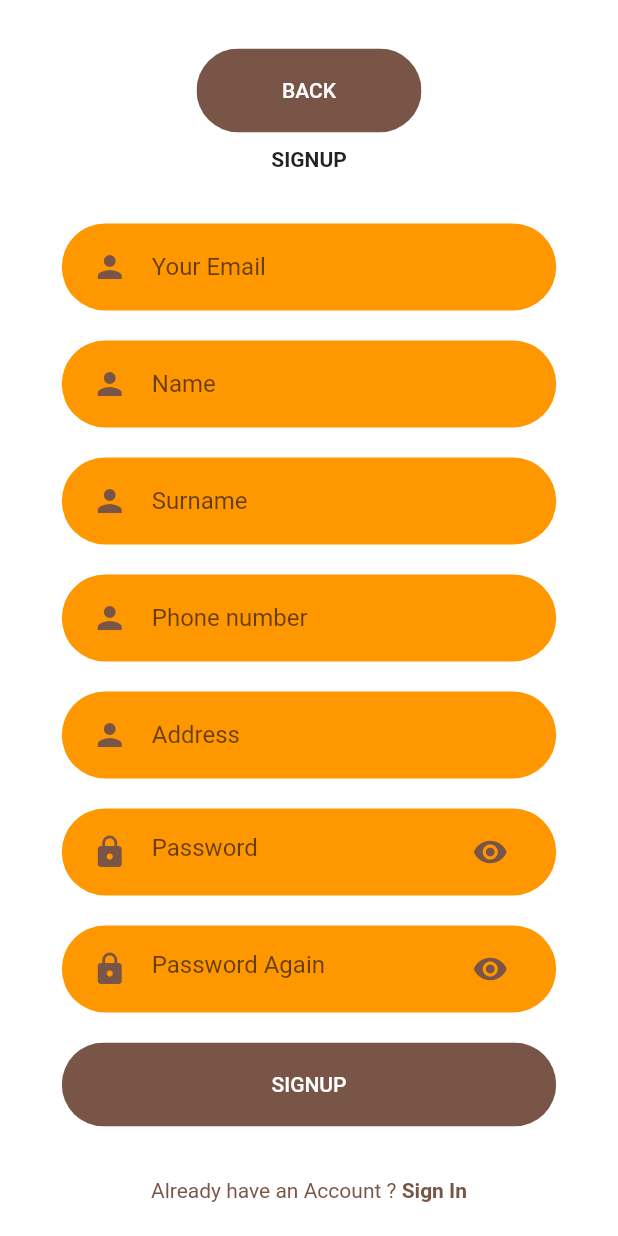
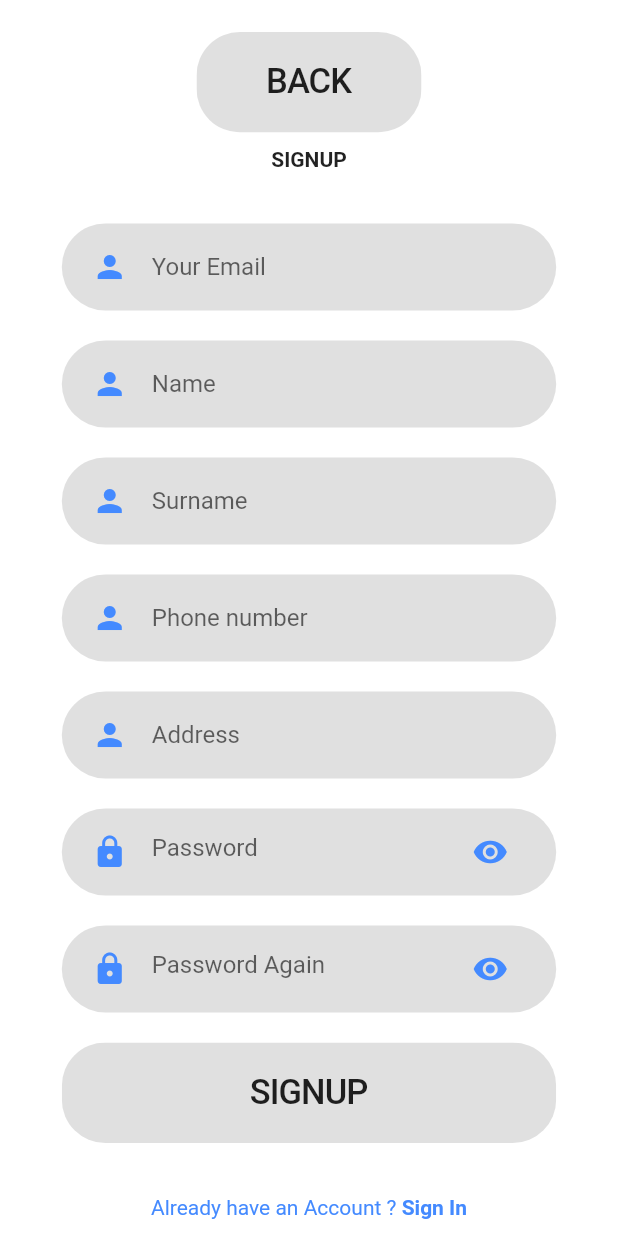
Before and after one commit to Udede26/cs310, a Flutter app: the SignUpScreen screen opened directly, on a phone screen of 412 x 824 dp. Run offline on Flutter 3.47's test engine with Material 2 defaults, Android fonts, the phone set to English and light mode, and no system bars; our stand-ins replace flutter_svg, persistent_bottom_nav_bar, shared_preferences; accounts and stored records are empty; network calls fail.

```diff
--- a/lib/already_have_an_account_acheck.dart
+++ b/lib/already_have_an_account_acheck.dart
@@ -1,5 +1,6 @@
 import 'package:flutter/material.dart';
 import 'package:flutter_app/constants.dart';
+import 'package:flutter_app/colors.dart';
 
 class AlreadyHaveAnAccountCheck extends StatelessWidget {
   final bool login;
@@ -17,14 +18,14 @@ class AlreadyHaveAnAccountCheck extends StatelessWidget {
       children: <Widget>[
         Text(
           login ? "Don’t have an Account ? " : "Already have an Account ? ",
-          style: TextStyle(color: kPrimaryColor),
+          style: TextStyle(color: AppColors.mainColor),
         ),
         GestureDetector(
           onTap: press,
           child: Text(
             login ? "Sign Up" : "Sign In",
             style: TextStyle(
-              color: kPrimaryColor,
+              color:  AppColors.mainColor,
               fontWeight: FontWeight.bold,
             ),
           ),
--- a/lib/rounded_button.dart
+++ b/lib/rounded_button.dart
@@ -1,5 +1,8 @@
 import 'package:flutter/material.dart';
 import 'package:flutter_app/constants.dart';
+import 'package:flutter_app/colors.dart';
+import 'package:flutter_app/styles.dart';
+
 
 class RoundedButton extends StatelessWidget {
   final String text;
@@ -18,16 +21,17 @@ class RoundedButton extends StatelessWidget {
     Size size = MediaQuery.of(context).size;
     return Container(
       margin: EdgeInsets.symmetric(vertical: 10),
+
       width: size.width * 0.8,
       child: ClipRRect(
         borderRadius: BorderRadius.circular(29),
         child: FlatButton(
           padding: EdgeInsets.symmetric(vertical: 20, horizontal: 40),
-          color: color,
+          color: AppColors.buttonColor,
           onPressed: press,
           child: Text(
             text,
-            style: TextStyle(color: textColor),
+            style: styles.WelcomeButtonTextStyle,
           ),
         ),
       ),
--- a/lib/rounded_input_field.dart
+++ b/lib/rounded_input_field.dart
@@ -1,6 +1,8 @@
 import 'package:flutter/material.dart';
 import 'package:flutter_app/text_field_container.dart';
 import 'package:flutter_app/constants.dart';
+import 'package:flutter_app/colors.dart';
+
 
 class RoundedInputField extends StatelessWidget {
   final String hintText;
@@ -15,19 +17,22 @@ class RoundedInputField extends StatelessWidget {
 
   @override
   Widget build(BuildContext context) {
-    return TextFieldContainer(
+    return Container(
+      child: TextFieldContainer(
+
         child: TextField(
           onChanged: onChanged,
           cursorColor: kPrimaryColor,
           decoration: InputDecoration(
             icon: Icon(
               icon,
-            color: kPrimaryColor,
+              color: AppColors.mainColor,
             ),
             hintText: hintText,
             border: InputBorder.none,
           ),
         ),
+      ),
     );
   }
 }
--- a/lib/rounded_password_field.dart
+++ b/lib/rounded_password_field.dart
@@ -1,6 +1,7 @@
 import 'package:flutter/material.dart';
 import 'package:flutter_app/text_field_container.dart';
 import 'package:flutter_app/constants.dart';
+import 'package:flutter_app/colors.dart';
 
 class RoundedPasswordField extends StatelessWidget {
   final ValueChanged<String> onChanged;
@@ -20,11 +21,11 @@ class RoundedPasswordField extends StatelessWidget {
           hintText: "Password",
           icon: Icon(
             Icons.lock,
-            color: kPrimaryColor,
+            color: AppColors.mainColor,
           ),
           suffixIcon: Icon(
             Icons.visibility,
-            color: kPrimaryColor,
+            color: AppColors.mainColor,
           ),
           border: InputBorder.none,
         ),
@@ -51,11 +52,11 @@ class RoundedPasswordFieldAgain extends StatelessWidget {
           hintText: "Password Again",
           icon: Icon(
             Icons.lock,
-            color: kPrimaryColor,
+            color: AppColors.mainColor,
           ),
           suffixIcon: Icon(
             Icons.visibility,
-            color: kPrimaryColor,
+            color: AppColors.mainColor,
           ),
           border: InputBorder.none,
         ),
--- a/lib/styles.dart
+++ b/lib/styles.dart
@@ -1,59 +1,60 @@
 import 'package:flutter/material.dart';
-//import 'package:projectName/utils/color.dart';
+import 'package:flutter_app/colors.dart';
 
-
-final BarTitleTextStyle = TextStyle(
-  color: AppColors.purple,
+class styles {
+  static const BarTitleTextStyle = TextStyle(
+    color: AppColors.mainTexts,
     fontWeight: FontWeight.bold,
     fontSize: 30.0,
     letterSpacing: -0.6,
   ); //En üstteki başlıklar
 
-final NotificationsButtonTextStyle = TextStyle(
-  color: AppColors.black,
+  static const NotificationsButtonTextStyle = TextStyle(
+    color: AppColors.mainTexts,
     fontWeight: FontWeight.w300,
     fontSize: 13.0,
     letterSpacing: -0.6,
   ); //Accept or Deelete
 
-final HeadingTitleTextStyle = TextStyle(
-  color: AppColors.purple,
+  static const HeadingTitleTextStyle = TextStyle(
+    color: AppColors.mainTexts,
     fontWeight: FontWeight.w600,
     fontSize: 23.0,
     letterSpacing: -0.6,
   ); //Butun pagelerin küçük başlıkları için
 
-final minorTextStyle = TextStyle(
-  color: AppColors.black,
+  static const minorTextStyle = TextStyle(
+    color: AppColors.subTexts,
     fontWeight: FontWeight.w300,
     fontSize: 13.0,
     letterSpacing: -0.6,
   ); //Kalan tüm textler: commentler,bildirimler,following-followers page, my profile page,edit profile page, Settings, App, Blocked Accounts,Privacy Page,Notifications Settings Page,Language Page
 
-final WelcomeTitleTextStyle = TextStyle(
-  color: AppColors.purple,
+  static const WelcomeTitleTextStyle = TextStyle(
+    color: AppColors.mainTexts,
     fontWeight: FontWeight.w900,
-  fontSize: 40.0,
+    fontSize: 20.0,
     letterSpacing: -0.6,
   ); //Aynı zamanda Login Page title
 
-final WelcomeButtonTextStyle = TextStyle(
-  color: AppColors.black,
+  static const WelcomeButtonTextStyle = TextStyle(
+    color: AppColors.mainTexts,
     fontWeight: FontWeight.w500,
     fontSize: 23.0,
     letterSpacing: -0.6,
   ); //Aynı zamanda Login Page 'Username or Email - Password text ve Enter button, Change Password-Username Button, Language Page Apply button
 
-final SearchButtonTextStyle = TextStyle(
-  color: AppColors.lightPurple,
+  static const SearchButtonTextStyle = TextStyle(
+    color: AppColors.subTexts,
     fontWeight: FontWeight.w100,
     fontSize: 13.0,
     letterSpacing: -0.6,
   ); //Aynı zamanda Change Password,Change Username blank parts,Privacy buttons,Language page buttons
 
-final EditProfilePageTextStyle = TextStyle(
-  color: AppColors.Purple,
+  static const EditProfilePageTextStyle = TextStyle(
+    color: AppColors.mainTexts,
     fontWeight: FontWeight.w300,
     fontSize: 13.0,
     letterSpacing: -0.6,
   ); //Settings, Done, Change Profile Photo
+}
--- a/lib/text_field_container.dart
+++ b/lib/text_field_container.dart
@@ -1,5 +1,6 @@
 import 'package:flutter/material.dart';
 import 'package:flutter_app/constants.dart';
+import 'package:flutter_app/colors.dart';
 
 class TextFieldContainer extends StatelessWidget {
   final Widget child;
@@ -16,7 +17,7 @@ class TextFieldContainer extends StatelessWidget {
       padding: EdgeInsets.symmetric(horizontal: 20, vertical: 5),
       width: size.width * 0.8,
       decoration: BoxDecoration(
-        color: kPrimaryLightColor,
+        color: AppColors.buttonColor,
         borderRadius: BorderRadius.circular(29),
       ),
       child: child,
--- a/pubspec.yaml
+++ b/pubspec.yaml
@@ -18,13 +18,16 @@ publish_to: 'none' # Remove this line if you wish to publish to pub.dev
 version: 1.0.0+1
 
 environment:
-  sdk: ">=2.7.0 <3.0.0"
+  sdk: ">=2.7.0-0 <3.0.0"
 
 dependencies:
   flutter:
     sdk: flutter
   flutter_svg: ^0.19.3
   http: ^0.13.1
+  persistent_bottom_nav_bar: ^3.2.0
+
+
 
 
 
@@ -32,6 +35,7 @@ dependencies:
   # The following adds the Cupertino Icons font to your application.
   # Use with the CupertinoIcons class for iOS style icons.
   cupertino_icons: ^1.0.0
+  shared_preferences: ^2.0.5
 
 dev_dependencies:
   flutter_test:
```
Also changed, not shown: lib/WalkThrough.dart (+32 -25 lines), lib/bottom_navy_bar.dart (+202 -0 lines), lib/login_body.dart (+5 -2 lines), lib/main.dart (+20 -4 lines), lib/welcome.dart (+11 -0 lines), lib/welcome_body.dart (+9 -4 lines), lib/nav_bar/button.dart (deleted), lib/nav_bar/gbutton.dart (deleted), pubspec.lock, 6 other files. Lines whose indentation alone changed are shown as unchanged.
